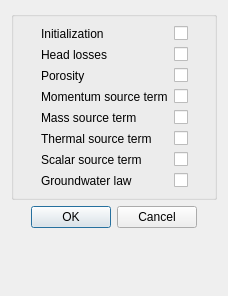
Qt form gui/Pages/VolumicZoneAdvancedDialogForm.ui (code-saturne/code_saturne) before a commit.
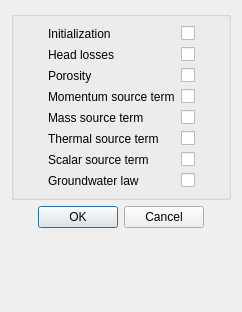
The same form after that commit.

The edit to the form file:
```diff
--- a/gui/Pages/VolumicZoneAdvancedDialogForm.ui
+++ b/gui/Pages/VolumicZoneAdvancedDialogForm.ui
@@ -6,8 +6,8 @@
    <rect>
     <x>0</x>
     <y>0</y>
-    <width>228</width>
-    <height>296</height>
+    <width>242</width>
+    <height>312</height>
    </rect>
   </property>
   <property name="windowTitle">
```
Left out of the diff: 32 changed lines with no effect on the pictures.
